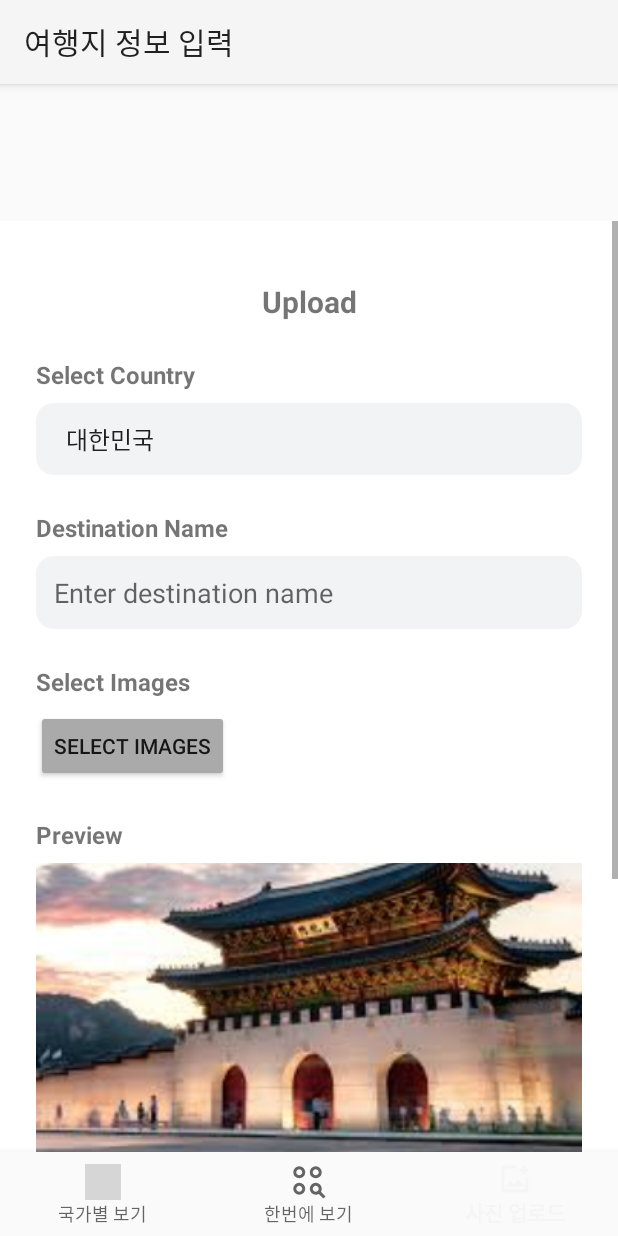
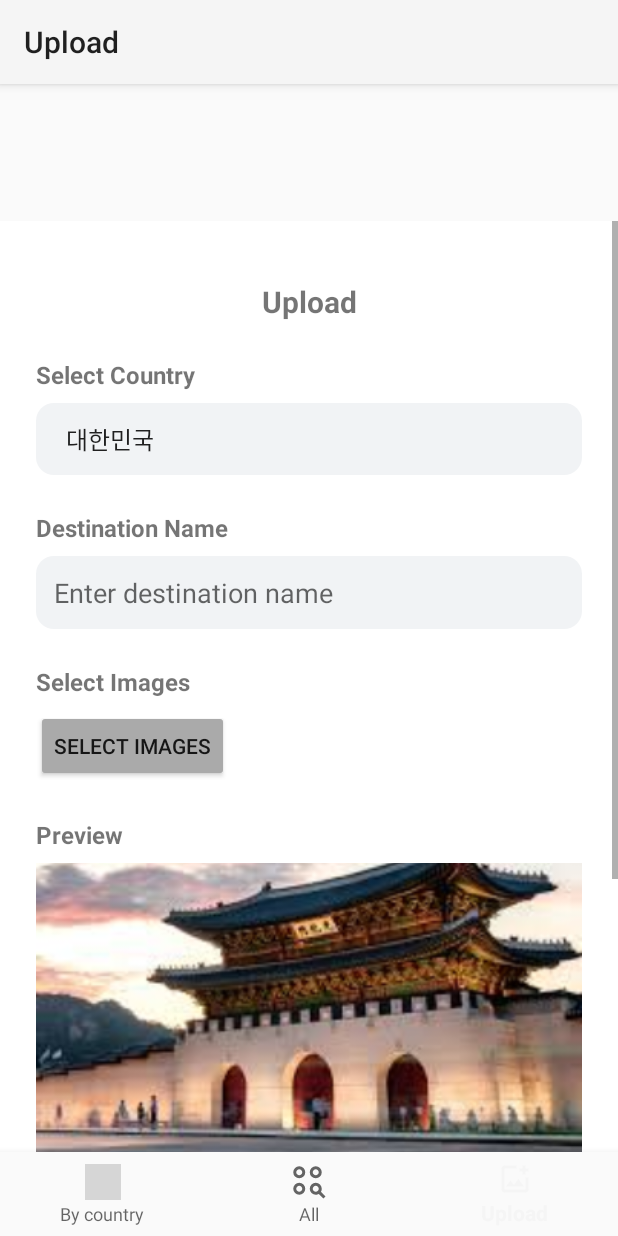
Before and after one commit to binseoyun/TripStagram, an Android app: the screen it shows after launch (MainActivity), item 3 of the bottom bar chosen, on a phone screen of 412 x 824 dp. Run offline under Robolectric (Android 15) with nearby library versions, the phone set to English and light mode, and no system bars; our stand-ins replace Firebase (no records; nobody signed in at launch, a user with empty details on screens opened directly), navigation-ui; libraries missing offline, so code that uses them is left out: com.cloudinary.android; pictures from the network do not load; 1 statement that could not run was skipped; grey boxes are pictures that could not be loaded.

```diff
--- a/app/src/main/res/menu/bottom_nav_menu.xml
+++ b/app/src/main/res/menu/bottom_nav_menu.xml
@@ -4,16 +4,16 @@
     <item
         android:id="@+id/navigation_home"
         android:icon="@drawable/tap1"
-        android:title="@string/title_home" />
+        android:title="By country" />
 
     <item
         android:id="@+id/navigation_dashboard"
         android:icon="@drawable/tap2"
-        android:title="@string/title_dashboard" />
+        android:title="All" />
 
     <item
         android:id="@+id/navigation_notifications"
         android:icon="@drawable/tap3"
-        android:title="@string/title_notifications" />
+        android:title="Upload" />
 
 </menu>
--- a/app/src/main/res/navigation/mobile_navigation.xml
+++ b/app/src/main/res/navigation/mobile_navigation.xml
@@ -8,18 +8,18 @@
     <fragment
         android:id="@+id/navigation_home"
         android:name="com.example.newapplication.ui.home.HomeFragment"
-        android:label="@string/title_home"
+        android:label="By Country"
         tools:layout="@layout/fragment_home" />
 
     <fragment
         android:id="@+id/navigation_dashboard"
         android:name="com.example.newapplication.ui.dashboard.DashboardFragment"
-        android:label="@string/title_dashboard"
+        android:label="All"
         tools:layout="@layout/fragment_dashboard" />
 
     <fragment
         android:id="@+id/navigation_notifications"
         android:name="com.example.newapplication.ui.notifications.NotificationsFragment"
-        android:label="여행지 정보 입력"
+        android:label="Upload"
         tools:layout="@layout/fragment_notifications" />
 </navigation>
```
